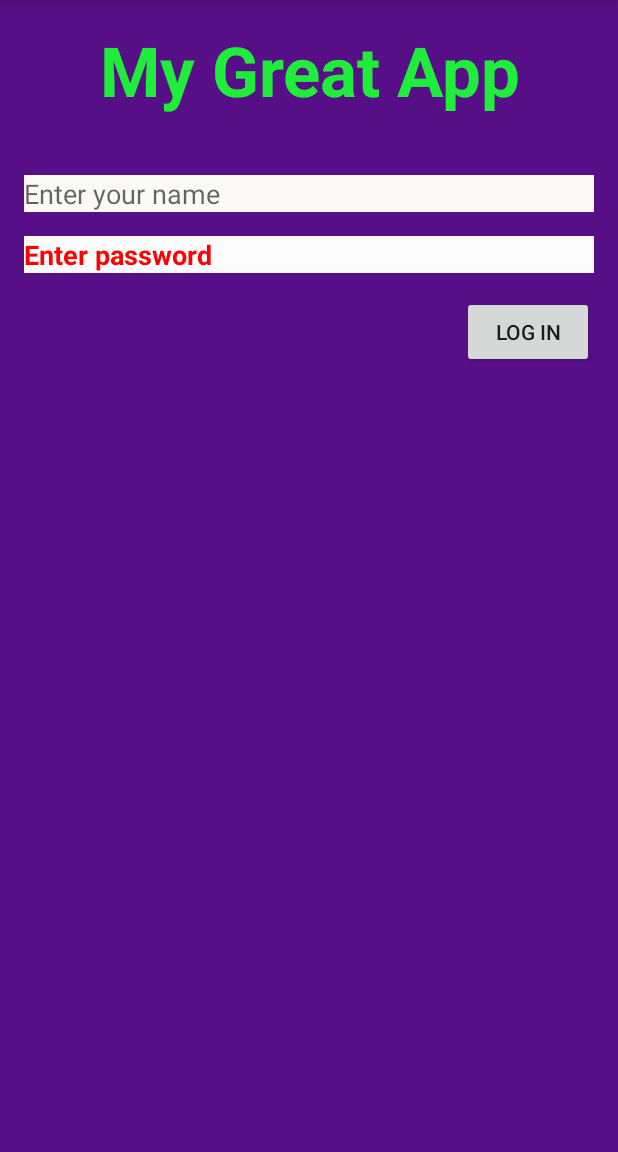
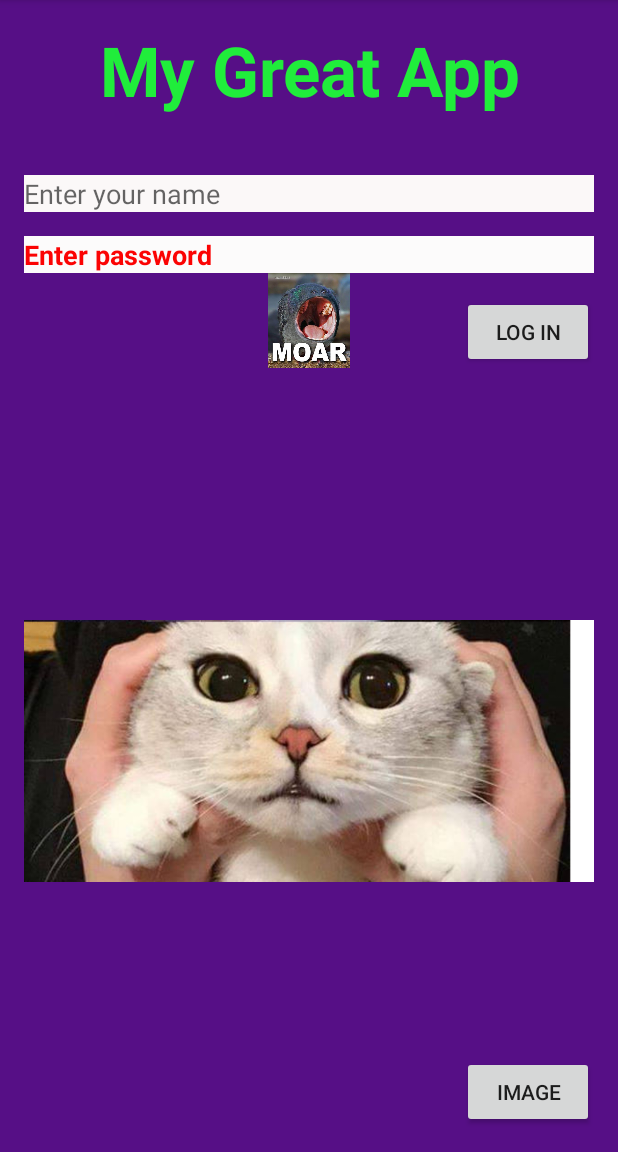
Before and after one commit to kgit1/android-start, an Android app: the screen it shows after launch (MainActivity), on a phone screen of 412 x 824 dp, the part 84-1236 px from its top. Run offline under Robolectric (Android 15) with nearby library versions, the phone set to English and light mode, and no system bars.

Commit message:
update image onClick

```diff
--- a/DemoApp/app/src/main/java/com/robpercival/demoapp/MainActivity.java
+++ b/DemoApp/app/src/main/java/com/robpercival/demoapp/MainActivity.java
@@ -5,10 +5,16 @@ import android.os.Bundle;
 import android.util.Log;
 import android.view.View;
 import android.widget.EditText;
+import android.widget.ImageView;
 import android.widget.Toast;
 
 public class MainActivity extends AppCompatActivity {
 
+    boolean imageClicked = false;
+
+    //method for tosters - small pop-ups
+    //takes values from textFields
+    //invokes pop-ups with values from text fields added
     public void clickFunction(View view){
         EditText stringEnterName = (EditText) findViewById(R.id.myTextField);
         EditText stringEnterPassword = (EditText) findViewById(R.id.myPasswordField);
@@ -30,9 +36,48 @@ public class MainActivity extends AppCompatActivity {
         Log.i("Password",stringEnterPassword.getText().toString());
     }
 
+    //method for changing image element source (update image with android code)
+    public void clickFunctionChangeImage(View view){
+        Log.i("Test","Button clicked");
+       ImageView image2 = (ImageView) findViewById(R.id.catOrNot);
+        if(!imageClicked){
+        image2.setImageResource(R.drawable.dogy);
+        imageClicked=true;
+        }else{
+            image2.setImageResource(R.drawable.cat1);
+            imageClicked=false;
+        }
+
+    }
+
     @Override
     protected void onCreate(Bundle savedInstanceState) {
         super.onCreate(savedInstanceState);
         setContentView(R.layout.activity_main);
     }
+
+
+    //android studio error  No resource identifier found for attribute 'srcCompat' in package
+    //change app:srcCompat="@android:drawable/ic_dialog_email" for
+    //android:src="@android:drawable/ic_dialog_email"
+
+   // findViewById(R.id.button).setOnClickListener(new OnClickListener() {
+     //   @Override
+      //  public void onClick(View v) {
+      //      final ImageView imageView = (ImageView) findViewById(R.id.image_view);
+     //       imageView.setImageResource(R.drawable.some_drawable);
+     //   }
+    //}
+
+
+
+
+   // btn.setOnClickListener(new OnClickListener() {
+
+       // @Override
+       // public void onClick(View arg0) {
+            // TODO Auto-generated method stub
+         //   btn.setBackgroundDrawable(getResources().getDrawable(R.drawable.locationbutton_on));
+       // }
+    //});
 }
--- a/DemoApp/app/src/main/res/layout/activity_main.xml
+++ b/DemoApp/app/src/main/res/layout/activity_main.xml
@@ -1,8 +1,9 @@
 <?xml version="1.0" encoding="utf-8"?>
 <RelativeLayout xmlns:android="http://schemas.android.com/apk/res/android"
+    xmlns:app="http://schemas.android.com/apk/res-auto"
     xmlns:tools="http://schemas.android.com/tools"
-    android:layout_width="match_parent"
-    android:layout_height="match_parent"
+    android:layout_width="wrap_content"
+    android:layout_height="wrap_content"
     android:background="#560f86"
     android:paddingBottom="@dimen/activity_vertical_margin"
     android:paddingLeft="@dimen/activity_horizontal_margin"
@@ -26,40 +27,70 @@
         android:id="@+id/button"
         android:layout_width="wrap_content"
         android:layout_height="wrap_content"
+        android:layout_alignParentEnd="true"
+        android:layout_alignParentRight="true"
+        android:layout_below="@+id/myPasswordField"
+        android:layout_marginTop="15dp"
         android:onClick="clickFunction"
-        android:text="Log In"
-        android:layout_marginTop="15dp"
-        android:layout_below="@+id/myPasswordField"
-        android:layout_alignParentRight="true"
-        android:layout_alignParentEnd="true" />
+        android:text="Log In" />
 
     <EditText
         android:id="@+id/myTextField"
         android:layout_width="match_parent"
         android:layout_height="wrap_content"
+        android:layout_alignParentLeft="true"
+        android:layout_alignParentStart="true"
+        android:layout_below="@+id/textView5"
+        android:layout_marginTop="39dp"
         android:background="#fbf8f8"
         android:ems="10"
         android:hint="Enter your name"
-        android:inputType="textPersonName"
-        android:layout_below="@+id/textView5"
-        android:layout_alignParentLeft="true"
-        android:layout_alignParentStart="true"
-        android:layout_marginTop="39dp" />
+        android:inputType="textPersonName" />
 
     <EditText
         android:id="@+id/myPasswordField"
         android:layout_width="match_parent"
         android:layout_height="wrap_content"
+        android:layout_alignParentLeft="true"
+        android:layout_alignParentStart="true"
+        android:layout_below="@+id/myTextField"
+        android:layout_marginTop="16dp"
         android:background="#fcfbfb"
         android:ems="10"
         android:hint="Enter password"
         android:inputType="textPassword"
         android:textColor="#f6061a"
         android:textColorHint="#fb0303"
-        android:textStyle="bold"
-        android:layout_marginTop="16dp"
-        android:layout_below="@+id/myTextField"
+        android:textStyle="bold" />
+
+    <ImageView
+        android:id="@+id/catOrNot"
+        android:layout_width="wrap_content"
+        android:layout_height="wrap_content"
         android:layout_alignParentLeft="true"
-        android:layout_alignParentStart="true" />
+        android:layout_alignParentStart="true"
+        android:layout_below="@+id/button"
+        android:layout_marginTop="111dp"
+        android:src="@drawable/cat1" />
+
+    <ImageView
+        android:id="@+id/imageView5"
+        android:layout_width="wrap_content"
+        android:layout_height="wrap_content"
+        android:layout_below="@+id/myPasswordField"
+        android:src="@drawable/moar"
+        android:layout_alignBottom="@+id/button" />
+
+    <Button
+        android:id="@+id/button2"
+        android:layout_width="wrap_content"
+        android:layout_height="wrap_content"
+        android:layout_alignParentBottom="true"
+        android:layout_alignParentEnd="true"
+        android:layout_alignParentRight="true"
+        android:layout_marginEnd="13dp"
+        android:layout_marginRight="13dp"
+        android:onClick="clickFunctionChangeImage"
+        android:text="IMAGE" />
 
 </RelativeLayout>
```
Also changed, not shown: DemoApp/app/src/main/res/drawable/cat1.png (added), DemoApp/app/src/main/res/drawable/dogy.jpeg (added), DemoApp/app/src/main/res/drawable/img01.png (added), DemoApp/app/src/main/res/drawable/moar.jpeg (added).
